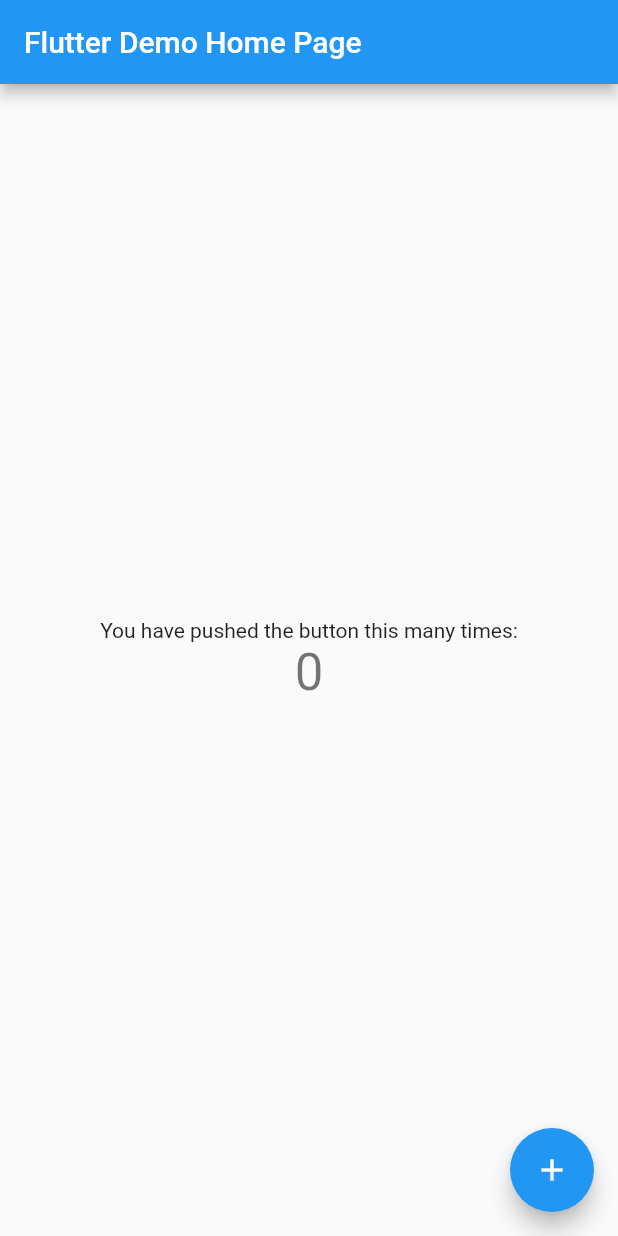
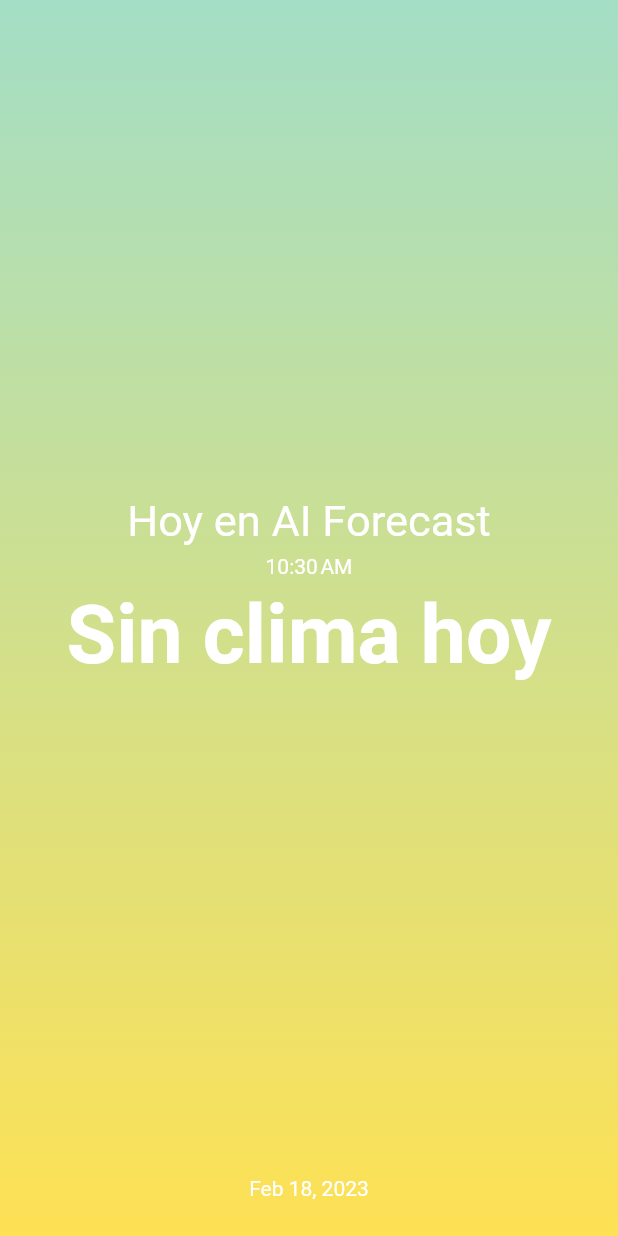
Before and after one commit to eivanphils/wearOS-mobile-app-flutter, a Flutter app: the screen it shows after launch, on a phone screen of 412 x 824 dp. Run offline on Flutter 3.47's test engine with Material 2 defaults, Android fonts, the phone set to English and light mode, and no system bars; our stand-ins replace shared_preferences; missing offline and left inert: wear; network calls fail.

Commit message:
agregado ejemplo para mostrar una misma app en smartphone y smartwatch

```diff
--- /dev/null
+++ b/lib/controller/daily_forecast.controller.dart
@@ -0,0 +1,36 @@
+import 'package:flutter/material.dart';
+
+import 'package:wear_os_mobile_app_flutter/openai/completions_api.dart';
+
+import 'package:wear_os_mobile_app_flutter/screens/daily_forecast_route.dart';
+import 'package:wear_os_mobile_app_flutter/screens/screens.dart';
+
+class DailyForecastController extends State<DailyForecastRoute> {
+  String? dailyForecast;
+
+  @override
+  Widget build(BuildContext context) {
+    return LayoutBuilder(
+        builder: (BuildContext context, BoxConstraints constraints) {
+      print('host device screen width: ${constraints.maxWidth}');
+
+      return FutureBuilder(
+          future:
+              CompletionsApi.getForecast(constraints.maxWidth < 300 ? 6 : 9),
+          builder: (BuildContext context, AsyncSnapshot<String?> snapshot) {
+            if (!snapshot.hasData) {
+              dailyForecast = snapshot.data;
+              if (constraints.maxWidth < 300) {
+                print('load watchScreen');
+                return DailyWatchScreen(this);
+              } else {
+                print('load mobileScreen');
+                return DailyMobileScreen();
+              }
+            } else {
+              return const DailyMobileScreen();
+            }
+          });
+    });
+  }
+}
--- a/lib/main.dart
+++ b/lib/main.dart
@@ -1,4 +1,7 @@
 import 'package:flutter/material.dart';
+
+import 'package:wear_os_mobile_app_flutter/screens/screens.dart';
+import 'package:wear_os_mobile_app_flutter/theme/app_theme.dart';
 
 void main() {
   runApp(const MyApp());
@@ -11,105 +14,12 @@
   @override
   Widget build(BuildContext context) {
     return MaterialApp(
-      title: 'Flutter Demo',
-      theme: ThemeData(
-        // This is the theme of your application.
-        //
-        // Try running your application with "flutter run". You'll see the
-        // application has a blue toolbar. Then, without quitting the app, try
-        // changing the primarySwatch below to Colors.green and then invoke
-        // "hot reload" (press "r" in the console where you ran "flutter run",
-        // or simply save your changes to "hot reload" in a Flutter IDE).
-        // Notice that the counter didn't reset back to zero; the application
-        // is not restarted.
-        primarySwatch: Colors.blue,
-      ),
-      home: const MyHomePage(title: 'Flutter Demo Home Page'),
+      title: 'Wear OS',
+      debugShowCheckedModeBanner: false,
+      theme: AppTheme.lightTheme,
+      darkTheme: AppTheme.darkTheme,
+      themeMode: ThemeMode.system,
+      home: const DailyForecastRoute(),
     );
   }
 }
-
-class MyHomePage extends StatefulWidget {
-  const MyHomePage({Key? key, required this.title}) : super(key: key);
-
-  // This widget is the home page of your application. It is stateful, meaning
-  // that it has a State object (defined below) that contains fields that affect
-  // how it looks.
-
-  // This class is the configuration for the state. It holds the values (in this
-  // case the title) provided by the parent (in this case the App widget) and
-  // used by the build method of the State. Fields in a Widget subclass are
-  // always marked "final".
-
-  final String title;
-
-  @override
-  State<MyHomePage> createState() => _MyHomePageState();
-}
-
-class _MyHomePageState extends State<MyHomePage> {
-  int _counter = 0;
-
-  void _incrementCounter() {
-    setState(() {
-      // This call to setState tells the Flutter framework that something has
-      // changed in this State, which causes it to rerun the build method below
-      // so that the display can reflect the updated values. If we changed
-      // _counter without calling setState(), then the build method would not be
-      // called again, and so nothing would appear to happen.
-      _counter++;
-    });
-  }
-
-  @override
-  Widget build(BuildContext context) {
-    // This method is rerun every time setState is called, for instance as done
-    // by the _incrementCounter method above.
-    //
-    // The Flutter framework has been optimized to make rerunning build methods
-    // fast, so that you can just rebuild anything that needs updating rather
-    // than having to individually change instances of widgets.
-    return Scaffold(
-      appBar: AppBar(
-        // Here we take the value from the MyHomePage object that was created by
-        // the App.build method, and use it to set our appbar title.
-        title: Text(widget.title),
-      ),
-      body: Center(
-        // Center is a layout widget. It takes a single child and positions it
-        // in the middle of the parent.
-        child: Column(
-          // Column is also a layout widget. It takes a list of children and
-          // arranges them vertically. By default, it sizes itself to fit its
-          // children horizontally, and tries to be as tall as its parent.
-          //
-          // Invoke "debug painting" (press "p" in the console, choose the
-          // "Toggle Debug Paint" action from the Flutter Inspector in Android
-          // Studio, or the "Toggle Debug Paint" command in Visual Studio Code)
-          // to see the wireframe for each widget.
-          //
-          // Column has various properties to control how it sizes itself and
-          // how it positions its children. Here we use mainAxisAlignment to
-          // center the children vertically; the main axis here is the vertical
-          // axis because Columns are vertical (the cross axis would be
-          // horizontal).
-          mainAxisAlignment: MainAxisAlignment.center,
-          children: <Widget>[
-            const Text(
-              'You have pushed the button this many times:',
-            ),
-            Text(
-              '$_counter',
-              style: Theme.of(context).textTheme.headline4,
-            ),
-          ],
-        ),
-      ),
-      floatingActionButton: FloatingActionButton(
-        onPressed: _incrementCounter,
-        tooltip: 'Increment',
-        child: const Icon(Icons.add),
-      ), // This trailing comma makes auto-formatting nicer for build methods.
-    );
-  }
-}
--- /dev/null
+++ b/lib/openai/api_key.dart
@@ -0,0 +1 @@
+String openAIApiKey = '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';
--- /dev/null
+++ b/lib/openai/completion_prompts.dart
@@ -0,0 +1,20 @@
+/// A list of prompts to be used with the OpenAI completions endpoint
+/// for generating weather forecasts.
+///
+/// The OpenAI completions endpoint accepts a prompt, along with a number
+/// of other parameters detailed in the [CompletionApi] class, and returns a
+/// text response that attempts to match the content and context of the
+/// prompt. This file contains a number of prompts from which the app will
+/// randomly choose when requesting a completion from the OpenAI
+/// completions endpoint that serves and a "weather forecast."
+List<String> completionsPrompts = [
+  'Today\'s forecast is',
+  'The forecast is',
+  'Today\'s weather will be',
+  'Here\'s the forecast for today:',
+  'Today the weather will be',
+  'The weather today will be',
+  'The forecast:',
+  'Today\'s forecast:',
+  'Weather forecast:',
+];
--- /dev/null
+++ b/lib/openai/completions_api.dart
@@ -0,0 +1,110 @@
+import 'package:flutter/material.dart';
+import 'dart:math';
+
+import 'package:http/http.dart' as http;
+import 'package:intl/intl.dart';
+import 'package:shared_preferences/shared_preferences.dart';
+
+import 'package:wear_os_mobile_app_flutter/openai/api_key.dart';
+import 'package:wear_os_mobile_app_flutter/openai/completions_request.dart';
+import 'package:wear_os_mobile_app_flutter/openai/openai_models.dart';
+import 'package:wear_os_mobile_app_flutter/openai/completions_response.dart';
+import 'package:wear_os_mobile_app_flutter/openai/completion_prompts.dart';
+
+class CompletionsApi {
+  // The completions endpoint
+  static final Uri completionsEndpoint =
+      Uri.parse('https://api.openai.com/v1/completions');
+
+  // The headers for the completions endpoint, which are the same for
+  // all requests
+  static final Map<String, String> headers = {
+    'Content-Type': 'application/json',
+    'Authorization': 'Bearer $openAIApiKey',
+  };
+
+  // Get the shared_preferences key from the current date under which
+  // today's forecast will be stored
+  static final String key = DateFormat.yMMMd().format(DateTime.now());
+
+  /// Returns a String with the AI-generated forecast either from
+  /// shared_preferences or by getting a new one from the OpenAI API
+  static Future<String?> getForecast(int maxTokens) async {
+    //  First check if there is already a forecast saved for today
+    // Obtain a shared_preferences instance.
+    final prefs = await SharedPreferences.getInstance();
+
+    String? storedForecast = prefs.getString(key);
+
+    // We found a stored forecast
+    if (storedForecast != null) {
+      debugPrint('Retrieved a weather forecast from storage');
+
+      return storedForecast.trim();
+    }
+    // We need a new forecast
+    else {
+      CompletionsResponse newForecast = await getNewForecast(maxTokens);
+      return newForecast.firstCompletion?.trim();
+    }
+  }
+
+  /// Gets a "weather forecast" from the OpenAI completions endpoint
+  static Future<CompletionsResponse> getNewForecast(int maxTokens) async {
+    debugPrint('Getting a new weather forecast');
+
+    // Generate a random number for picking a random prompt
+    Random rng = Random();
+    int promptIndex = rng.nextInt(completionsPrompts.length);
+
+    // Get a random temperature for this request between 0.6 and 0.8
+    double temp = rng.nextInt(3) / 10 + 0.6;
+
+    CompletionsRequest request = CompletionsRequest(
+      model: OpenAIModel.model(OpenAIModels.textCurie001).identifier,
+      prompt: completionsPrompts[promptIndex],
+      maxTokens: maxTokens,
+      temperature: temp,
+    );
+
+    debugPrint(
+        'Sending OpenAI API request with prompt, "${completionsPrompts[promptIndex]}", and temperature, $temp.');
+
+    http.Response response = await http.post(completionsEndpoint,
+        headers: headers, body: request.toJson());
+
+    debugPrint('Received OpenAI API response: ${response.body}');
+
+    // Check to see if there was an error
+    if (response.statusCode != 200) {
+      // TODO handle errors
+      debugPrint(
+          'Failed to get a forecast with status code, ${response.statusCode}');
+    }
+
+    CompletionsResponse completionsResponse =
+        CompletionsResponse.fromResponse(response);
+
+    // Save the forecast
+    saveForecast(completionsResponse);
+
+    return completionsResponse;
+  }
+
+  /// Saves the "forecast" for the current day using shared_preferences.
+  ///
+  /// In order to enable a historical view of the forecasts and reduce the cost
+  /// of making repeated calls to the OpenAI completions API, the forecast for
+  /// each day will be saved using shared_preferences. The key under which each
+  /// forecast is saved is the the current date, in a format like "Jul 2, 2022"
+  /// as a String. The app will look up the forecast by this key and only call
+  /// the OpenAI API if there is no forecast saved for the current day.
+  static Future<void> saveForecast(CompletionsResponse response) async {
+    // Obtain a shared_preferences instance.
+    final prefs = await SharedPreferences.getInstance();
+
+    debugPrint('Saving today\'s forecast under key, $key');
+
+    await prefs.setString(key, response.firstCompletion ?? 'No hay datos del clima');
+  }
+}
--- /dev/null
+++ b/lib/openai/completions_request.dart
@@ -0,0 +1,59 @@
+import 'dart:convert';
+
+class CompletionsRequest {
+  final String model;
+  final String prompt;
+  final int maxTokens;
+  final double? temperature;
+  final int? topP;
+  final int? n;
+  final bool? stream;
+  final int? longprobs;
+  final String? stop;
+
+  CompletionsRequest({
+    required this.model,
+    required this.prompt,
+    required this.maxTokens,
+    required this.temperature,
+    this.topP,
+    this.n,
+    this.stream,
+    this.longprobs,
+    this.stop,
+  });
+
+  String toJson() {
+    Map<String, dynamic> jsonBody = {
+      'model': model,
+      'prompt': prompt,
+      'max_tokens': maxTokens,
+    };
+
+    if (temperature != null) {
+      jsonBody.addAll({'temperature': temperature});
+    }
+
+    if (topP != null) {
+      jsonBody.addAll({'top_p': topP});
+    }
+
+    if (n != null) {
+      jsonBody.addAll({'n': n});
+    }
+
+    if (stream != null) {
+      jsonBody.addAll({'stream': stream});
+    }
+
+    if (longprobs != null) {
+      jsonBody.addAll({'longprobs': longprobs});
+    }
+
+    if (stop != null) {
+      jsonBody.addAll({'stop': stop});
+    }
+
+    return json.encode(jsonBody);
+  }
+}
--- /dev/null
+++ b/lib/openai/completions_response.dart
@@ -0,0 +1,58 @@
+import 'dart:convert';
+
+import 'package:http/http.dart';
+
+class CompletionsResponse {
+  final String? id;
+  final String object;
+  final int? created;
+  final String? model;
+  final List<dynamic>? choices; // This list contains the completions
+  final Map<String, dynamic>? usage;
+  final int? promptTokens;
+  final int? completionTokens;
+  final int? totalTokens;
+  final String? firstCompletion;
+
+  const CompletionsResponse({
+    required this.id,
+    required this.object,
+    required this.created,
+    required this.model,
+    required this.choices,
+    required this.usage,
+    required this.promptTokens,
+    required this.completionTokens,
+    required this.totalTokens,
+    required this.firstCompletion,
+  });
+
+  /// Returns a [CompletionResponse] from the JSON obtained from the
+  /// completions endpoint.
+  factory CompletionsResponse.fromResponse(Response response) {
+    // Get the response body in JSON format
+    Map<String, dynamic> responseBody = json.decode(response.body);
+
+    // Parse out information from the response
+    Map<String, dynamic> usage = responseBody['usage'];
+
+    // Parse out the choices
+    List<dynamic> choices = responseBody['choices'];
+
+    // Get the text of the first completion
+    String firstCompletion = choices[0]['text'];
+
+    return CompletionsResponse(
+      id: responseBody['userId'],
+      object: responseBody['id'],
+      created: responseBody['title'],
+      model: responseBody['model'],
+      choices: choices,
+      usage: usage,
+      promptTokens: usage['prompt_tokens'],
+      completionTokens: usage['completion_tokens'],
+      totalTokens: usage['total_tokens'],
+      firstCompletion: firstCompletion,
+    );
+  }
+}
--- /dev/null
+++ b/lib/openai/openai_models.dart
@@ -0,0 +1,25 @@
+enum OpenAIModels {
+  textDavinci002,
+  textCurie001,
+  textBabbage001,
+  textAda001,
+}
+
+class OpenAIModel {
+  final OpenAIModels model;
+  final String identifier;
+
+  OpenAIModel({required this.model, required this.identifier});
+
+  /// Returns a [OpenAIModel] for the given model choice
+  factory OpenAIModel.model(OpenAIModels model) {
+    Map<OpenAIModels, String> modelIdentifiers = {
+      OpenAIModels.textDavinci002: 'text-davinci-002',
+      OpenAIModels.textCurie001: 'text-curie-001',
+      OpenAIModels.textBabbage001: 'text-babbage-001',
+      OpenAIModels.textAda001: 'text-ada-001',
+    };
+
+    return OpenAIModel(model: model, identifier: modelIdentifiers[model]!);
+  }
+}
--- /dev/null
+++ b/lib/screens/daily_forecast_route.dart
@@ -0,0 +1,10 @@
+import 'package:flutter/material.dart';
+
+import 'package:wear_os_mobile_app_flutter/controller/daily_forecast.controller.dart';
+
+class DailyForecastRoute extends StatefulWidget {
+  const DailyForecastRoute({ Key? key }) : super(key: key);
+
+  @override
+  State<DailyForecastRoute> createState() => DailyForecastController();
+}
--- /dev/null
+++ b/lib/screens/daily_loading.screen.dart
@@ -0,0 +1,17 @@
+import 'package:flutter/material.dart';
+
+class DailyLoadingScreen extends StatelessWidget {
+  const DailyLoadingScreen({ Key? key }) : super(key: key);
+
+  @override
+  Widget build(BuildContext context) {
+    return const Scaffold(
+      backgroundColor: Colors.black54,
+      body: Center(
+        child: CircularProgressIndicator(
+          color: Colors.red,
+        ),
+      ),
+    );
+  }
+}
--- /dev/null
+++ b/lib/screens/daily_mobile.screen.dart
@@ -0,0 +1,34 @@
+import 'package:flutter/material.dart';
+
+import 'package:intl/intl.dart';
+import 'package:wear_os_mobile_app_flutter/controller/daily_forecast.controller.dart';
+
+import 'package:wear_os_mobile_app_flutter/theme/gradients/time.gradient.dart';
+import 'package:wear_os_mobile_app_flutter/widgets/weather_forecast.dart';
+
+class DailyMobileScreen extends StatelessWidget {
+
+  const DailyMobileScreen({ Key? key }) : super(key: key);
+
+  @override
+  Widget build(BuildContext context) {
+    return Scaffold(
+      backgroundColor: Colors.black54,
+      body: TimeGradient(
+        child: Center(
+          child: Column(
+            mainAxisAlignment: MainAxisAlignment.center,
+            children: [
+              Expanded(child: WeatherForecast()),
+              Padding(
+                padding: const EdgeInsets.only(bottom: 24),
+                child: Text(DateFormat.yMMMd().format(DateTime.now()), style: TextStyle(color: Colors.white),),
+              )
+            ],
+          ),
+
+        )
+      ),
+    );
+  }
+}
--- /dev/null
+++ b/lib/screens/daily_watch.screen.dart
@@ -0,0 +1,27 @@
+import 'package:flutter/material.dart';
+
+import 'package:wear/wear.dart';
+
+import 'package:wear_os_mobile_app_flutter/controller/daily_forecast.controller.dart';
+import 'package:wear_os_mobile_app_flutter/screens/screens.dart';
+
+class DailyWatchScreen extends StatelessWidget {
+  final DailyForecastController state;
+
+  const DailyWatchScreen(this.state, {Key? key}) : super(key: key);
+
+  @override
+  Widget build(BuildContext context) {
+    return WatchShape(
+      builder: (BuildContext context, WearShape shape, Widget? child) {
+        return AmbientMode(
+          builder: ((context, mode, child) {
+            return mode == WearMode.active
+                ? DailyWatchActive(state)
+                : DailyWatchAmbient(state);
+          }),
+        );
+      },
+    );
+  }
+}
--- /dev/null
+++ b/lib/screens/daily_watch_active.screen.dart
@@ -0,0 +1,23 @@
+import 'package:flutter/material.dart';
+
+import 'package:wear_os_mobile_app_flutter/controller/daily_forecast.controller.dart';
+import 'package:wear_os_mobile_app_flutter/theme/gradients/time.gradient.dart';
+import 'package:wear_os_mobile_app_flutter/widgets/weather_forecast.dart';
+
+class DailyWatchActive extends StatelessWidget {
+  final DailyForecastController state;
+
+  const DailyWatchActive(this.state, { Key? key }) : super(key: key);
+
+  @override
+  Widget build(BuildContext context) {
+    return Scaffold(
+      backgroundColor: Colors.black,
+      body: TimeGradient(
+        child: Center(
+          child: WeatherForecast()
+        )
+      ),
+    );
+  }
+}
--- /dev/null
+++ b/lib/screens/daily_watch_ambient.screen.dart
@@ -0,0 +1,18 @@
+import 'package:flutter/material.dart';
+
+import 'package:wear_os_mobile_app_flutter/controller/daily_forecast.controller.dart';
+import 'package:wear_os_mobile_app_flutter/widgets/weather_forecast.dart';
+
+class DailyWatchAmbient extends StatelessWidget {
+  final DailyForecastController state;
+
+  const DailyWatchAmbient(this.state, { Key? key }) : super(key: key);
+
+  @override
+  Widget build(BuildContext context) {
+    return Scaffold(
+      backgroundColor: Colors.black,
+      body: Center(child: WeatherForecast()),
+    );
+  }
+}
--- /dev/null
+++ b/lib/screens/screens.dart
@@ -0,0 +1,6 @@
+export 'package:wear_os_mobile_app_flutter/screens/daily_forecast_route.dart';
+export 'package:wear_os_mobile_app_flutter/screens/daily_loading.screen.dart';
+export 'package:wear_os_mobile_app_flutter/screens/daily_mobile.screen.dart';
+export 'package:wear_os_mobile_app_flutter/screens/daily_watch_active.screen.dart';
+export 'package:wear_os_mobile_app_flutter/screens/daily_watch_ambient.screen.dart';
+export 'package:wear_os_mobile_app_flutter/screens/daily_watch.screen.dart';
--- /dev/null
+++ b/lib/theme/app_theme.dart
@@ -0,0 +1,9 @@
+import 'package:flutter/material.dart';
+
+class AppTheme {
+  static ThemeData lightTheme = ThemeData.light().copyWith(
+      // Primary Color
+      );
+
+  static ThemeData darkTheme = ThemeData.dark().copyWith();
+}
--- /dev/null
+++ b/lib/theme/gradients/time.gradient.dart
@@ -0,0 +1,48 @@
+import 'package:flutter/material.dart';
+
+class TimeGradient extends StatelessWidget {
+  final Widget child;
+
+  TimeGradient({Key? key, required this.child}) : super(key: key);
+
+  final List<List<Color>> timeColors = [
+    [const Color(0xff012459), const Color(0xff001322)], // 0
+    [const Color(0xff003972), const Color(0xff001322)], // 1
+    [const Color(0xff003972), const Color(0xff001322)], // 2
+    [const Color(0xff004372), const Color(0xff00182b)], // 3
+    [const Color(0xff004372), const Color(0xff011d34)], // 4
+    [const Color(0xff016792), const Color(0xff00182b)], // 5
+    [const Color(0xff07729f), const Color(0xff042c47)], // 6
+    [const Color(0xff12a1c0), const Color(0xff07506e)], // 7
+    [const Color(0xff74d4cc), const Color(0xff1386a6)], // 8
+    [const Color(0xffefeebc), const Color(0xff61d0cf)], // 9
+    [const Color(0xfffee154), const Color(0xffa3dec6)], // 10
+    [const Color(0xfffdc352), const Color(0xffe8ed92)], // 11
+    [const Color(0xffffac6f), const Color(0xffffe467)], // 12
+    [const Color(0xfffda65a), const Color(0xffffe467)], // 13
+    [const Color(0xfffd9e58), const Color(0xffffe467)], // 14
+    [const Color(0xfff18448), const Color(0xffffd364)], // 15
+    [const Color(0xfff06b7e), const Color(0xfff9a856)], // 16
+    [const Color(0xffca5a92), const Color(0xfff4896b)], // 17
+    [const Color(0xff5b2c83), const Color(0xffd1628b)], // 18
+    [const Color(0xff371a79), const Color(0xff713684)], // 19
+    [const Color(0xff28166b), const Color(0xff45217c)], // 20
+    [const Color(0xff192861), const Color(0xff372074)], // 21
+    [const Color(0xff040b3c), const Color(0xff233072)], // 22
+    [const Color(0xff040b3c), const Color(0xff012459)], // 23
+  ];
+  @override
+  Widget build(BuildContext context) {
+    int currentHour = DateTime.now().hour;
+
+    return Container(
+      decoration: BoxDecoration(
+        gradient: LinearGradient(
+          colors: timeColors[currentHour],
+          begin: Alignment.bottomCenter,
+          end: Alignment.topCenter
+        )
+      ),
+      child: child,);
+  }
+}
--- /dev/null
+++ b/lib/widgets/weather_forecast.dart
@@ -0,0 +1,42 @@
+import 'package:flutter/material.dart';
+import 'package:intl/intl.dart';
+
+class WeatherForecast extends StatelessWidget {
+
+  const WeatherForecast({ Key? key }) : super(key: key);
+
+  @override
+  Widget build(BuildContext context) {
+    DateTime now = DateTime.now();
+    String formattedTime = DateFormat.jm().format(now);           //5:08 PM
+
+    return Column(
+      mainAxisAlignment: MainAxisAlignment.center,
+      children: [
+        const Padding(
+          padding: EdgeInsets.all(4),
+          child: FractionallySizedBox(
+            widthFactor: 0.6,
+            child: FittedBox(
+              fit: BoxFit.fitWidth,
+              child: Text('Hoy en AI Forecast', style: TextStyle(color: Colors.white),),
+            )
+          )),
+        Padding(
+          padding: const EdgeInsets.all(2),
+          child: Text(formattedTime, style: const TextStyle(color: Colors.white)),
+        ),
+        const Padding(
+          padding: EdgeInsets.all(4),
+          child: FractionallySizedBox(
+            widthFactor: 0.8,
+            child: FittedBox(
+              fit: BoxFit.fitWidth,
+              child: Text('Sin clima hoy', style: TextStyle(color: Colors.white, fontWeight: FontWeight.bold),)
+            ),
+          ),
+        )
+      ],
+    );
+  }
+}
--- a/pubspec.yaml
+++ b/pubspec.yaml
@@ -34,6 +34,10 @@
   # The following adds the Cupertino Icons font to your application.
   # Use with the CupertinoIcons class for iOS style icons.
   cupertino_icons: ^1.0.2
+  wear: ^1.1.0
+  intl: ^0.17.0
+  http: ^0.13.5
+  shared_preferences: ^2.0.17
 
 dev_dependencies:
   flutter_test:
```
Also changed, not shown: pubspec.lock, 7 other files.
